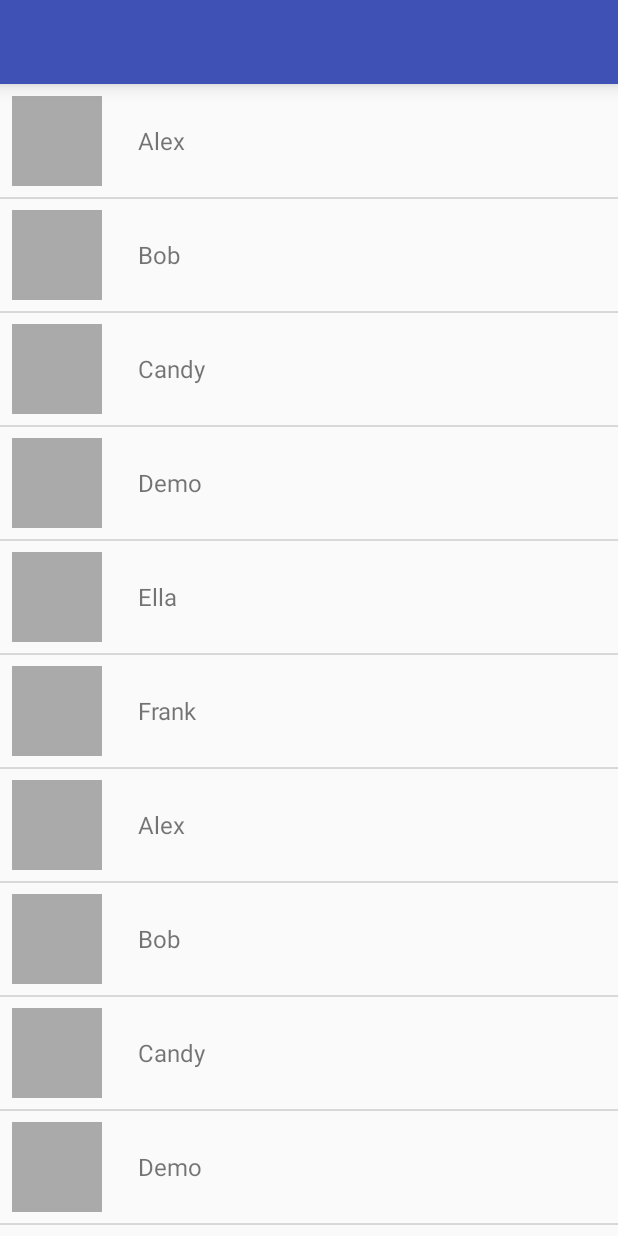
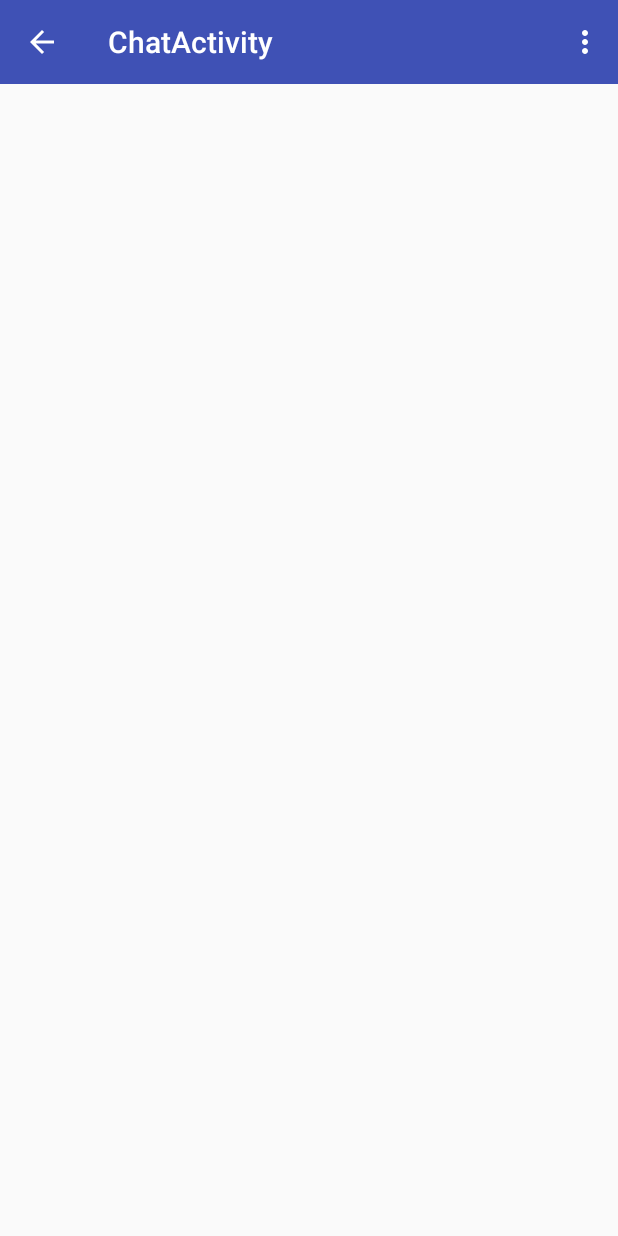
Before and after one commit to Aspsine/BlueChat, an Android app: the screen it shows after launch (MainActivity before the commit, ChatActivity after it), after a tap on "Alex", on a phone screen of 412 x 824 dp. Run offline under Robolectric (Android 15) with nearby library versions, the phone set to English and light mode, and no system bars.

Commit message:
basic ui

```diff
--- a/app/src/main/java/com/aspsine/bluechat/adapter/DevicesAdapter.java
+++ b/app/src/main/java/com/aspsine/bluechat/adapter/DevicesAdapter.java
@@ -23,21 +23,22 @@ public class DevicesAdapter extends RecyclerView.Adapter<DevicesAdapter.ViewHold
 
     private List<Device> mDevices;
 
-    private ListFragment.OnRecyclerViewItemClickListener mListener;
+    private ListFragment.OnItemClickListener mOnItemClickListener;
+
+    private ListFragment.OnItemLongClickListener mOnItemLongClickListener;
 
     public DevicesAdapter(List<Device> devices) {
 
         mDevices = devices;
     }
 
-    public void setOnRecyclerViewItemClickListener(ListFragment.OnRecyclerViewItemClickListener listener) {
+    public void setOnItemClickListener(final ListFragment.OnItemClickListener listener) {
 
-        mListener = listener;
+        mOnItemClickListener = listener;
     }
 
-    public ListFragment.OnRecyclerViewItemClickListener getOnRecyclerViewItemClickListener() {
-
-        return mListener;
+    public void setOnItemLongClickListener(final ListFragment.OnItemLongClickListener listener) {
+        mOnItemLongClickListener = listener;
     }
 
     @Override
@@ -71,7 +72,8 @@ public class DevicesAdapter extends RecyclerView.Adapter<DevicesAdapter.ViewHold
         notifyItemInserted(position);
     }
 
-    public static class ViewHolder extends RecyclerView.ViewHolder implements View.OnClickListener{
+    public class ViewHolder extends RecyclerView.ViewHolder
+            implements View.OnClickListener, View.OnLongClickListener {
         public ImageView ivAvatar;
         public TextView tvName;
 
@@ -80,28 +82,21 @@ public class DevicesAdapter extends RecyclerView.Adapter<DevicesAdapter.ViewHold
             tvName = (TextView) itemView.findViewById(R.id.tvName);
             ivAvatar = (ImageView) itemView.findViewById(R.id.ivAvatar);
             itemView.setOnClickListener(this);
+            ivAvatar.setOnClickListener(this);
+            itemView.setOnLongClickListener(this);
         }
+
         @Override
         public void onClick(View v) {
+            mOnItemClickListener.onItemClick(getPosition(), v);
+        }
+
+        @Override
+        public boolean onLongClick(View v) {
+            mOnItemLongClickListener.onItemLongClick(getPosition(), v);
+            return true;
         }
     }
 
-    public static class DividerItemDecoration extends RecyclerView.ItemDecoration {
-        private Paint mPaint;
 
-        public DividerItemDecoration(int color) {
-            mPaint = new Paint(Paint.ANTI_ALIAS_FLAG);
-            mPaint.setColor(color);
-        }
-
-        @Override
-        public void onDraw(Canvas c, RecyclerView parent, RecyclerView.State state) {
-            super.onDraw(c, parent, state);
-            for (int i = 0, size = parent.getChildCount(); i < size; i++) {
-                View itemView = parent.getChildAt(i);
-                c.drawLine(itemView.getLeft(), itemView.getBottom(), itemView.getRight(), itemView.getBottom(), mPaint);
-            }
-
-        }
-    }
 }
--- /dev/null
+++ b/app/src/main/java/com/aspsine/bluechat/ui/activity/ChatActivity.java
@@ -0,0 +1,44 @@
+package com.aspsine.bluechat.ui.activity;
+
+import android.support.v4.app.NavUtils;
+import android.support.v7.app.ActionBarActivity;
+import android.os.Bundle;
+import android.support.v7.widget.Toolbar;
+import android.view.Menu;
+import android.view.MenuItem;
+
+import com.aspsine.bluechat.R;
+
+public class ChatActivity extends ActionBarActivity {
+
+    @Override
+    protected void onCreate(Bundle savedInstanceState) {
+        super.onCreate(savedInstanceState);
+        setContentView(R.layout.activity_chat);
+        Toolbar toolbar = (Toolbar) findViewById(R.id.actionbarToolbar);
+        setSupportActionBar(toolbar);
+        getSupportActionBar().setHomeButtonEnabled(true);
+        getSupportActionBar().setDisplayShowHomeEnabled(true);
+        getSupportActionBar().setDisplayHomeAsUpEnabled(true);
+    }
+
+
+    @Override
+    public boolean onCreateOptionsMenu(Menu menu) {
+        // Inflate the menu; this adds items to the action bar if it is present.
+        getMenuInflater().inflate(R.menu.menu_chat, menu);
+        return true;
+    }
+
+    @Override
+    public boolean onOptionsItemSelected(MenuItem item) {
+
+        switch (item.getItemId()){
+            case R.id.action_settings:
+                return true;
+        }
+
+
+        return super.onOptionsItemSelected(item);
+    }
+}
--- a/app/src/main/java/com/aspsine/bluechat/ui/activity/MainActivity.java
+++ b/app/src/main/java/com/aspsine/bluechat/ui/activity/MainActivity.java
@@ -1,21 +1,28 @@
 package com.aspsine.bluechat.ui.activity;
 
+import android.content.Intent;
 import android.os.Bundle;
 import android.support.v7.app.ActionBarActivity;
+import android.support.v7.widget.Toolbar;
 import android.view.Menu;
 import android.view.MenuItem;
+import android.view.View;
 import android.widget.Toast;
 
 import com.aspsine.bluechat.R;
 import com.aspsine.bluechat.ui.fragment.ListFragment;
 
 
-public class MainActivity extends ActionBarActivity implements ListFragment.OnRecyclerViewItemClickListener {
+public class MainActivity extends ActionBarActivity
+        implements ListFragment.OnItemClickListener, ListFragment.OnItemLongClickListener {
+
 
     @Override
     protected void onCreate(Bundle savedInstanceState) {
         super.onCreate(savedInstanceState);
         setContentView(R.layout.activity_main);
+        Toolbar toolbar = (Toolbar) findViewById(R.id.actionbarToolbar);
+        setSupportActionBar(toolbar);
         if (savedInstanceState == null) {
             getFragmentManager()
                     .beginTransaction()
@@ -44,7 +51,18 @@ public class MainActivity extends ActionBarActivity implements ListFragment.OnRe
     }
 
     @Override
-    public void onRecyclerVieItemClick(int position) {
-        Toast.makeText(this, "id=" + position, Toast.LENGTH_SHORT).show();
+    public void onItemClick(int position, View view) {
+        if(view.getId() == R.id.ivAvatar){
+            Toast.makeText(this, "id= " + position + " avatar onClick", Toast.LENGTH_SHORT).show();
+        }else{
+            Toast.makeText(this, "id= " + position + " onClick", Toast.LENGTH_SHORT).show();
+        }
+
+        startActivity(new Intent(this, ChatActivity.class));
+    }
+
+    @Override
+    public void onItemLongClick(int position, View view) {
+        Toast.makeText(this, "id= " + position + " onLongClick", Toast.LENGTH_SHORT).show();
     }
 }
--- a/app/src/main/java/com/aspsine/bluechat/ui/fragment/ListFragment.java
+++ b/app/src/main/java/com/aspsine/bluechat/ui/fragment/ListFragment.java
@@ -14,6 +14,7 @@ import android.view.ViewGroup;
 import com.aspsine.bluechat.R;
 import com.aspsine.bluechat.adapter.DevicesAdapter;
 import com.aspsine.bluechat.model.Device;
+import com.aspsine.bluechat.ui.widget.DividerItemDecoration;
 
 import java.util.ArrayList;
 import java.util.List;
@@ -29,7 +30,9 @@ public class ListFragment extends Fragment {
     private String mParam1;
     private String mParam2;
 
-    private OnRecyclerViewItemClickListener mListener;
+    private OnItemClickListener mOnItemClickListener;
+
+    private OnItemLongClickListener mOnItemLongClickListener;
 
     private static List<Device> mDevices = new ArrayList<Device>();
 
@@ -85,7 +88,8 @@ public class ListFragment extends Fragment {
         }
 
         mAdapter = new DevicesAdapter(mDevices);
-        mAdapter.setOnRecyclerViewItemClickListener(mListener);
+        mAdapter.setOnItemClickListener(mOnItemClickListener);
+        mAdapter.setOnItemLongClickListener(mOnItemLongClickListener);
     }
 
     @Override
@@ -93,10 +97,12 @@ public class ListFragment extends Fragment {
         View view = inflater.inflate(R.layout.fragment_list, container, false);
         mRecyclerView = (RecyclerView) view.findViewById(R.id.recyclerView);
 
-        mRecyclerView.setLayoutManager(new LinearLayoutManager(getActivity()));
+        LinearLayoutManager layoutManager = new LinearLayoutManager(getActivity());
+        layoutManager.setOrientation(LinearLayoutManager.VERTICAL);
+        mRecyclerView.setLayoutManager(layoutManager);
         mRecyclerView.setItemAnimator(new DefaultItemAnimator());
         mRecyclerView.setHasFixedSize(true);
-        mRecyclerView.addItemDecoration(new DevicesAdapter.DividerItemDecoration(getResources().getColor(R.color.style_divider)));
+        mRecyclerView.addItemDecoration(new DividerItemDecoration(getActivity(), DividerItemDecoration.VERTICAL));
         mRecyclerView.setAdapter(mAdapter);
         return view;
     }
@@ -104,21 +110,27 @@ public class ListFragment extends Fragment {
     @Override
     public void onAttach(Activity activity) {
         super.onAttach(activity);
-        try {
-            mListener = (OnRecyclerViewItemClickListener) activity;
-        } catch (ClassCastException e) {
-            throw new ClassCastException(activity.toString()
-                    + " must implement OnRecyclerViewItemClickListener");
+        if (activity instanceof OnItemClickListener) {
+            mOnItemClickListener = (OnItemClickListener) activity;
+        }
+
+        if (activity instanceof OnItemLongClickListener) {
+            mOnItemLongClickListener = (OnItemLongClickListener) activity;
         }
     }
 
     @Override
     public void onDetach() {
         super.onDetach();
-        mListener = null;
+        mOnItemClickListener = null;
+        mOnItemLongClickListener = null;
     }
 
-    public interface OnRecyclerViewItemClickListener {
-        public void onRecyclerVieItemClick(int position);
+    public interface OnItemClickListener {
+        public void onItemClick(int position, View view);
+    }
+
+    public interface OnItemLongClickListener {
+        public void onItemLongClick(int position, View view);
     }
 }
--- /dev/null
+++ b/app/src/main/java/com/aspsine/bluechat/ui/widget/DividerItemDecoration.java
@@ -0,0 +1,85 @@
+package com.aspsine.bluechat.ui.widget;
+
+import android.content.Context;
+import android.content.res.TypedArray;
+import android.graphics.Canvas;
+import android.graphics.Rect;
+import android.graphics.drawable.Drawable;
+import android.support.v7.widget.LinearLayoutManager;
+import android.support.v7.widget.RecyclerView;
+import android.view.View;
+
+/**
+ * Created by littlexi on 2015/2/1.
+ */
+public class DividerItemDecoration extends RecyclerView.ItemDecoration {
+    private static final int[] ATTRS = new int[]{
+            android.R.attr.listDivider
+    };
+    public static final int HORIZONTAL = LinearLayoutManager.HORIZONTAL;
+    public static final int VERTICAL = LinearLayoutManager.VERTICAL;
+    private Drawable mDivider;
+    private int mOrientation;
+
+    public DividerItemDecoration(Context context, int orientation) {
+        final TypedArray a = context.obtainStyledAttributes(ATTRS);
+        mDivider = a.getDrawable(0);
+        a.recycle();
+        setOrientation(orientation);
+    }
+
+    public void setOrientation(int orientation) {
+        if (orientation != HORIZONTAL && orientation != VERTICAL) {
+            throw new IllegalArgumentException("invalid orientation");
+        }
+        mOrientation = orientation;
+    }
+
+    @Override
+    public void onDraw(Canvas c, RecyclerView parent) {
+        if (mOrientation == VERTICAL) {
+            drawVertical(c, parent);
+        } else {
+            drawHorizontal(c, parent);
+        }
+    }
+
+    public void drawVertical(Canvas c, RecyclerView parent) {
+        final int left = parent.getPaddingLeft();
+        final int right = parent.getWidth() - parent.getPaddingRight();
+        final int childCount = parent.getChildCount();
+        for (int i = 0; i < childCount; i++) {
+            final View child = parent.getChildAt(i);
+            final RecyclerView.LayoutParams params = (RecyclerView.LayoutParams) child
+                    .getLayoutParams();
+            final int top = child.getBottom() + params.bottomMargin;
+            final int bottom = top + mDivider.getIntrinsicHeight();
+            mDivider.setBounds(left, top, right, bottom);
+            mDivider.draw(c);
+        }
+    }
+
+    public void drawHorizontal(Canvas c, RecyclerView parent) {
+        final int top = parent.getPaddingTop();
+        final int bottom = parent.getHeight() - parent.getPaddingBottom();
+        final int childCount = parent.getChildCount();
+        for (int i = 0; i < childCount; i++) {
+            final View child = parent.getChildAt(i);
+            final RecyclerView.LayoutParams params = (RecyclerView.LayoutParams) child
+                    .getLayoutParams();
+            final int left = child.getRight() + params.rightMargin;
+            final int right = left + mDivider.getIntrinsicHeight();
+            mDivider.setBounds(left, top, right, bottom);
+            mDivider.draw(c);
+        }
+    }
+
+    @Override
+    public void getItemOffsets(Rect outRect, int itemPosition, RecyclerView parent) {
+        if (mOrientation == VERTICAL) {
+            outRect.set(0, 0, 0, mDivider.getIntrinsicHeight());
+        } else {
+            outRect.set(0, 0, mDivider.getIntrinsicWidth(), 0);
+        }
+    }
+}
--- /dev/null
+++ b/app/src/main/res/layout/activity_chat.xml
@@ -0,0 +1,11 @@
+<RelativeLayout xmlns:android="http://schemas.android.com/apk/res/android"
+    xmlns:tools="http://schemas.android.com/tools"
+    android:layout_width="match_parent"
+    android:layout_height="match_parent"
+    tools:context="com.aspsine.bluechat.ui.activity.ChatActivity">
+
+    <include
+        android:id="@+id/actionbarToolbar"
+        layout="@layout/layout_actionbar_toolbar"/>
+
+</RelativeLayout>
--- a/app/src/main/res/layout/activity_main.xml
+++ b/app/src/main/res/layout/activity_main.xml
@@ -5,7 +5,9 @@
     android:orientation="vertical"
     tools:context=".MainActivity">
 
-    <include layout="@layout/layout_actionbar_toolbar" />
+    <include
+        android:id="@+id/actionbarToolbar"
+        layout="@layout/layout_actionbar_toolbar" />
 
     <FrameLayout
         android:id="@+id/container"
--- a/app/src/main/res/layout/layout_actionbar_toolbar.xml
+++ b/app/src/main/res/layout/layout_actionbar_toolbar.xml
@@ -5,6 +5,5 @@
     android:layout_width="match_parent"
     android:layout_height="?attr/actionBarSize"
     android:background="?attr/colorPrimary"
-    android:elevation="@dimen/toolbar_elevation"
-    app:theme="@style/ThemeOverlay.AppCompat.Dark.ActionBar">
+    style="@style/ToolBarStyle">
 </android.support.v7.widget.Toolbar>
--- /dev/null
+++ b/app/src/main/res/menu/menu_chat.xml
@@ -0,0 +1,7 @@
+<menu xmlns:android="http://schemas.android.com/apk/res/android"
+    xmlns:app="http://schemas.android.com/apk/res-auto"
+    xmlns:tools="http://schemas.android.com/tools"
+    tools:context="com.aspsine.bluechat.ui.activity.ChatActivity">
+    <item android:id="@+id/action_settings" android:title="@string/action_settings"
+        android:orderInCategory="100" app:showAsAction="never" />
+</menu>
--- a/app/src/main/res/values/colors.xml
+++ b/app/src/main/res/values/colors.xml
@@ -10,7 +10,7 @@
     <color name="style_color_primary_light">#c5cae9</color>
     <color name="style_color_accent">#FF4081</color>
     <color name="style_text_color_primary">#ffffff</color>
-    <color name="style_text_color_secondary">#727272</color>
+    <color name="style_text_color_secondary">#ffffff</color>
     <color name="style_divider">#B6B6B6</color>
 
     <color name="style_navigation_bar_color">#000000</color>
--- a/app/src/main/res/values/strings.xml
+++ b/app/src/main/res/values/strings.xml
@@ -4,5 +4,6 @@
     <string name="app_name">BlueChat</string>
     <string name="hello_world">Hello world!</string>
     <string name="action_settings">Settings</string>
+    <string name="title_activity_chat">ChatActivity</string>
 
 </resources>
--- a/app/src/main/res/values/styles.xml
+++ b/app/src/main/res/values/styles.xml
@@ -6,9 +6,15 @@
         <item name="colorPrimary">@color/style_color_primary</item>
         <item name="colorPrimaryDark">@color/style_color_primary_dark</item>
         <item name="colorAccent">@color/style_color_accent</item>
+
         <item name="android:divider">@color/style_divider</item>
     </style>
 
     <style name="AppTheme" parent="AppTheme.Base" />
 
+    <style name="ToolBarStyle">
+        <item name="popupTheme">@style/ThemeOverlay.AppCompat.Light</item>
+        <item name="theme">@style/ThemeOverlay.AppCompat.Dark.ActionBar</item>
+    </style>
+
 </resources>
```
Also changed, not shown: app/src/main/AndroidManifest.xml (+7 -0 lines).
